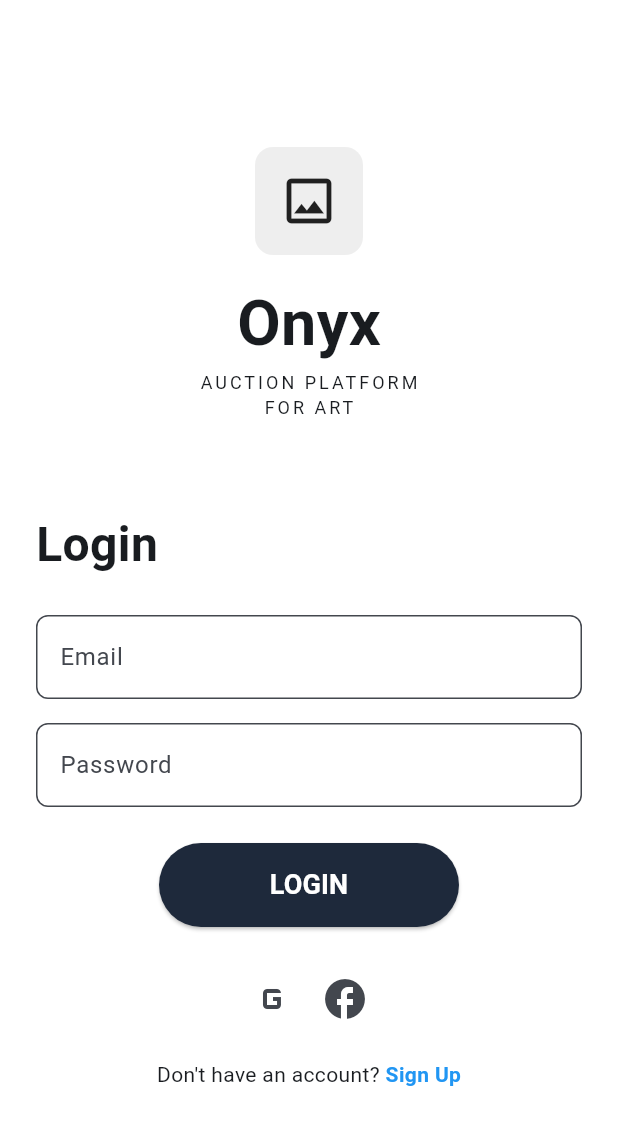
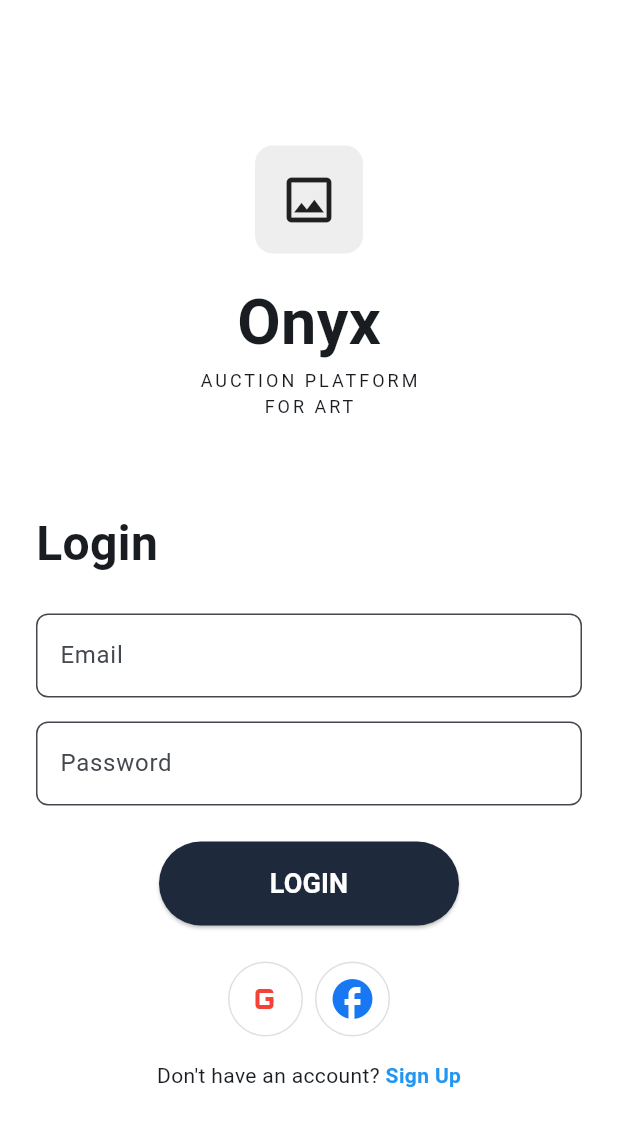
Before and after one commit to Kittapas004/Demo-app-Onyx, a Flutter app: the screen it shows after launch, on a phone screen of 412 x 824 dp. Shown: the top 1126 px of the screen. Run offline on Flutter 3.47's test engine with Material 3 defaults, Android fonts, the phone set to English and light mode, and no system bars.

```diff
--- a/lib/screens/login_page.dart
+++ b/lib/screens/login_page.dart
@@ -124,13 +124,28 @@ class _LoginPageState extends State<LoginPage> {
                 Row(
                   mainAxisAlignment: MainAxisAlignment.center,
                   children: [
-                    IconButton(
-                      icon: const Icon(Icons.g_mobiledata, size: 32),
-                      onPressed: () {},
+                    Container(
+                      decoration: BoxDecoration(
+                        shape: BoxShape.circle,
+                        border: Border.all(color: Colors.grey.shade300, width: 1),
+                      ),
+                      child: IconButton(
+                        icon: const Icon(Icons.g_mobiledata, size: 32),
+                        color: Colors.red,
+                        onPressed: () {},
+                      ),
                     ),
-                    IconButton(
-                      icon: const Icon(Icons.facebook, size: 32),
-                      onPressed: () {},
+                    const SizedBox(width: 8),
+                    Container(
+                      decoration: BoxDecoration(
+                        shape: BoxShape.circle,
+                        border: Border.all(color: Colors.grey.shade300, width: 1),
+                      ),
+                      child: IconButton(
+                        icon: const Icon(Icons.facebook, size: 32),
+                        color: const Color(0xFF1877F2),
+                        onPressed: () {},
+                      ),
                     ),
                   ],
                 ),
```
Also changed, not shown: lib/screens/auction_detail_page.dart (+52 -3 lines), lib/screens/home_page.dart (+22 -8 lines).
